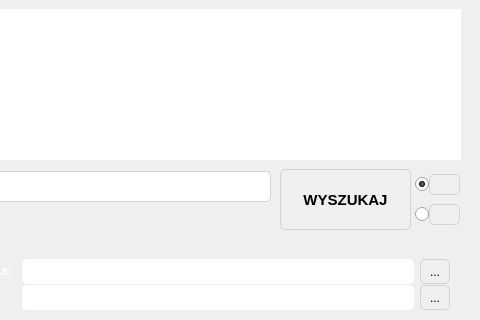
Above: mainwindow.ui from RStravinsky/PdfFinder before the change; both pictures show x 150 to 630 and y 211 to 531 of the 630 by 531 pixel window. Below: the same form after it.
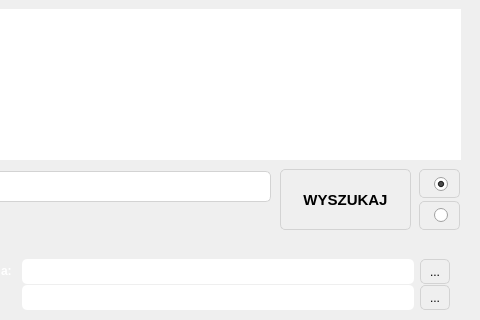
That is the form after the change. Icons and pictures are not drawn.

Commit message: colors buttons

Diff of the .ui file:
```diff
--- a/mainwindow.ui
+++ b/mainwindow.ui
@@ -972,42 +972,13 @@
      </item>
     </layout>
    </widget>
-   <widget class="QRadioButton" name="whiteRadio">
-    <property name="geometry">
-     <rect>
-      <x>565</x>
-      <y>385</y>
-      <width>16</width>
-      <height>20</height>
-     </rect>
-    </property>
-    <property name="text">
-     <string/>
-    </property>
-    <property name="checked">
-     <bool>true</bool>
-    </property>
-   </widget>
-   <widget class="QRadioButton" name="blueRadio">
-    <property name="geometry">
-     <rect>
-      <x>565</x>
-      <y>415</y>
-      <width>16</width>
-      <height>20</height>
-     </rect>
-    </property>
-    <property name="text">
-     <string/>
-    </property>
-   </widget>
    <widget class="QLabel" name="label_2">
     <property name="geometry">
      <rect>
-      <x>579</x>
-      <y>385</y>
-      <width>31</width>
-      <height>21</height>
+      <x>569</x>
+      <y>380</y>
+      <width>41</width>
+      <height>29</height>
      </rect>
     </property>
     <property name="styleSheet">
@@ -1024,10 +995,10 @@
    <widget class="QLabel" name="label_3">
     <property name="geometry">
      <rect>
-      <x>579</x>
-      <y>415</y>
-      <width>31</width>
-      <height>21</height>
+      <x>569</x>
+      <y>412</y>
+      <width>41</width>
+      <height>29</height>
      </rect>
     </property>
     <property name="styleSheet">
@@ -1041,6 +1012,35 @@
      <string/>
     </property>
    </widget>
+   <widget class="QRadioButton" name="whiteRadio">
+    <property name="geometry">
+     <rect>
+      <x>584</x>
+      <y>387</y>
+      <width>16</width>
+      <height>17</height>
+     </rect>
+    </property>
+    <property name="text">
+     <string/>
+    </property>
+    <property name="checked">
+     <bool>true</bool>
+    </property>
+   </widget>
+   <widget class="QRadioButton" name="blueRadio">
+    <property name="geometry">
+     <rect>
+      <x>584</x>
+      <y>418</y>
+      <width>16</width>
+      <height>17</height>
+     </rect>
+    </property>
+    <property name="text">
+     <string/>
+    </property>
+   </widget>
    <zorder>layoutWidget</zorder>
    <zorder>layoutWidget</zorder>
    <zorder>topFrame</zorder>
```
Left out of the diff: 4 changed lines with no effect on the pictures. The commit also changes 1 other file.
